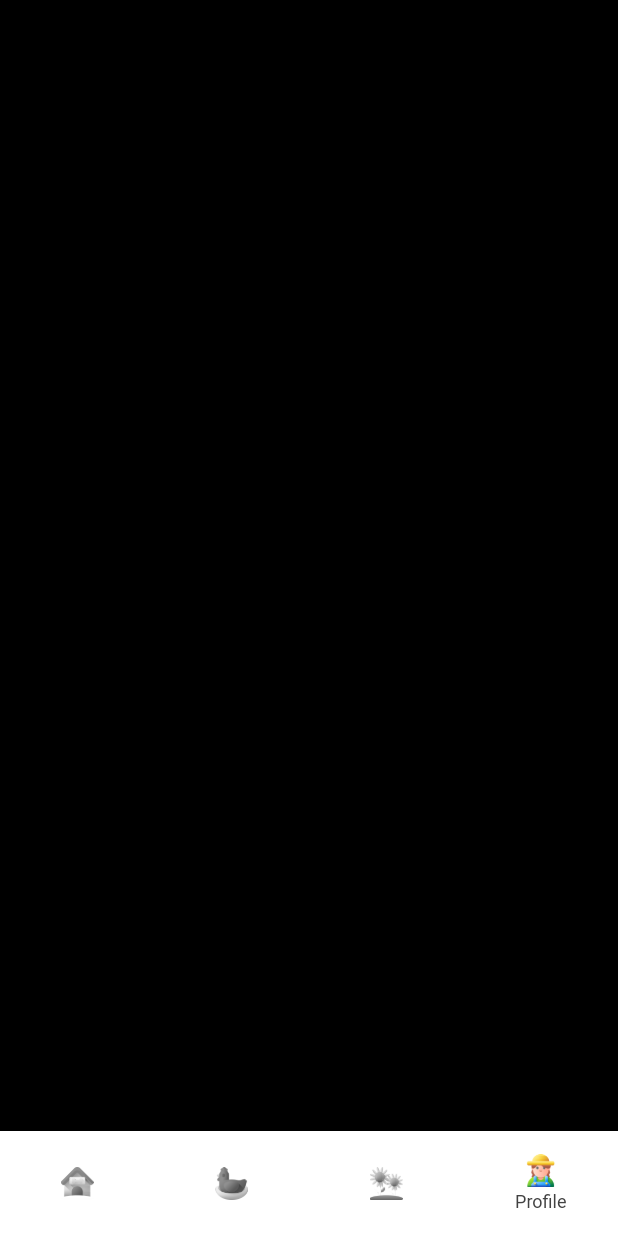
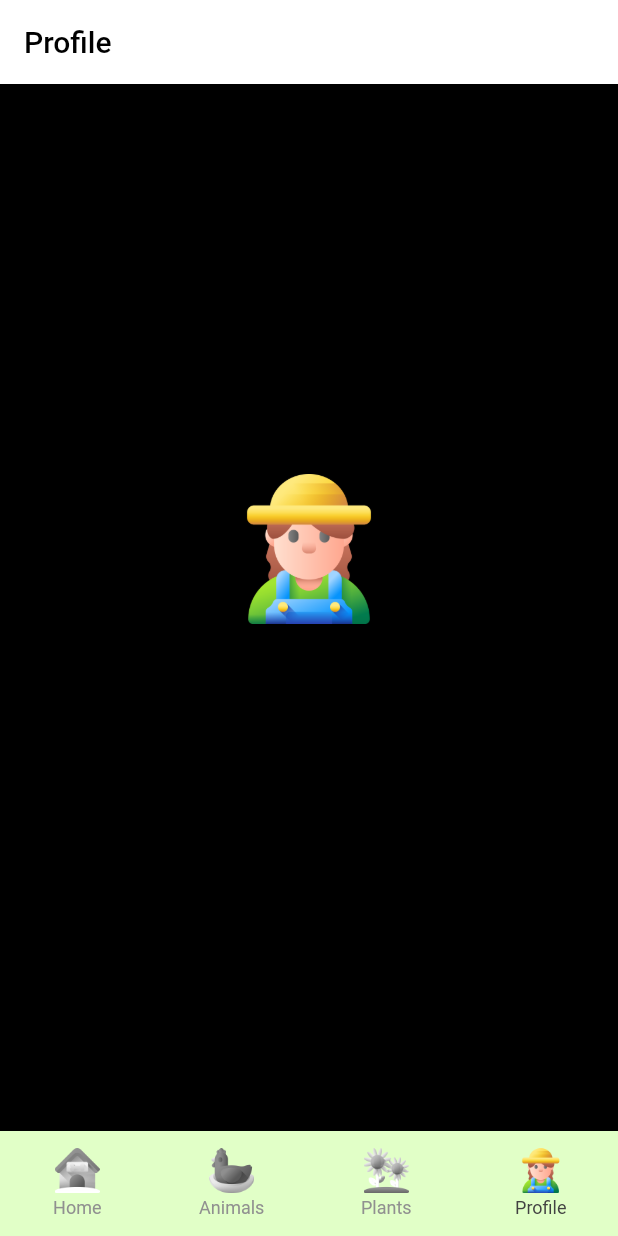
Before and after one commit to HasibeZaferr/Flutter-Bottom-Navigation-Bar, a Flutter app: the screen it shows after launch, item 4 of the bottom bar chosen, on a phone screen of 412 x 824 dp. Run offline on Flutter 3.47's test engine with Material 2 defaults, Android fonts, the phone set to English and light mode, and no system bars; drawn by our look-alikes of persistent_bottom_nav_bar.

Commit message:
added profile screen

```diff
--- a/lib/screens/main_screen.dart
+++ b/lib/screens/main_screen.dart
@@ -33,7 +33,7 @@ class _MainScreenState extends State<MainScreen> {
         screens: _buildScreens(),
         items: _navBarsItems(),
         confineInSafeArea: true,
-        backgroundColor: Colors.white,
+        backgroundColor: kColorBNBBackground,
         handleAndroidBackButtonPress: true,
         resizeToAvoidBottomInset: true,
         stateManagement: true,
@@ -49,7 +49,7 @@ class _MainScreenState extends State<MainScreen> {
           curve: Curves.ease,
           duration: Duration(milliseconds: 200),
         ),
-        navBarStyle: NavBarStyle.style2,
+        navBarStyle: NavBarStyle.style19,
         onItemSelected: (final index) {
           setState(() {
             _controller?.index = index; // THIS IS CRITICAL!! Don't miss it!
--- a/lib/screens/profile_screen.dart
+++ b/lib/screens/profile_screen.dart
@@ -1,10 +1,36 @@
 import 'package:flutter/material.dart';
+
+import '../utilities/icon_path_util.dart';
 
 class ProfileScreen extends StatelessWidget {
   const ProfileScreen({Key? key}) : super(key: key);
 
   @override
   Widget build(BuildContext context) {
-    return Container();
+    return Scaffold(
+      backgroundColor: Colors.transparent,
+      appBar: AppBar(
+        title: const Text('Profile'),
+        backgroundColor: Colors.white,
+        foregroundColor: Colors.black,
+        elevation: 0.2,
+      ),
+      body: Center(
+        child: Column(
+          crossAxisAlignment: CrossAxisAlignment.center,
+          mainAxisAlignment: MainAxisAlignment.center,
+          children: const <Widget>[
+            Image(
+                image: AssetImage(kIconPathBottomNavigationBarProfile),
+                height: 100.0),
+            SizedBox(height: 50.0),
+            Text(
+              'My Profile',
+              style: TextStyle(fontSize: 24),
+            ),
+          ],
+        ),
+      ),
+    );
   }
 }
--- a/lib/utilities/constant.dart
+++ b/lib/utilities/constant.dart
@@ -1,9 +1,9 @@
-
 import 'dart:ui';
 
-const double kSizeBottomNavigationBarHeight= 70.0;
-const double kSizeBottomNavigationBarIconHeight= 22.0;
+const double kSizeBottomNavigationBarHeight = 70.0;
+const double kSizeBottomNavigationBarIconHeight = 30.0;
 
 //Colors
 const Color kColorBNBActiveTitleColor = Color.fromARGB(255, 66, 66, 66);
 const Color kColorBNBDeactiveTitleColor = Color.fromARGB(255, 144, 144, 144);
+const Color kColorBNBBackground = Color.fromARGB(255, 225, 255, 199);
```
